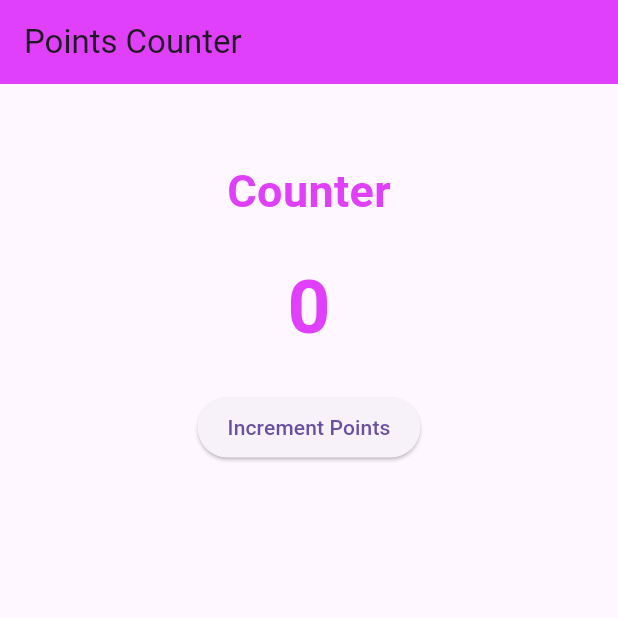
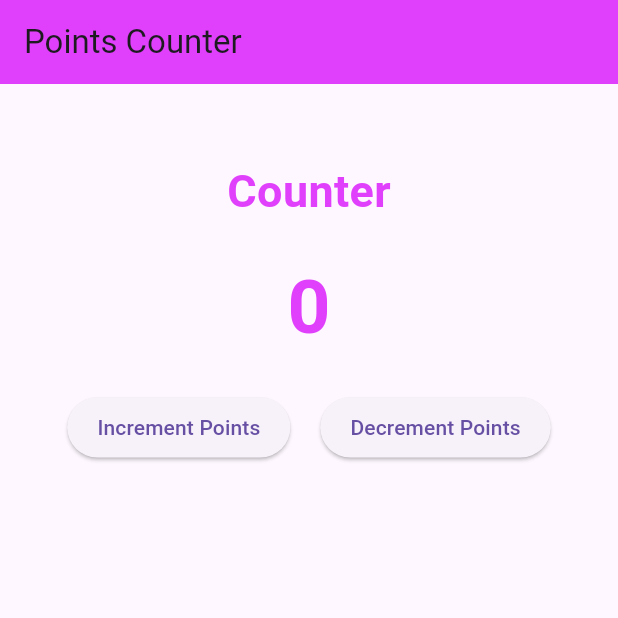
Before and after one commit to ayaosamaramadan/Counter-App, a Flutter app: the screen it shows after launch, on a phone screen of 412 x 824 dp, the top half of it. Run offline on Flutter 3.47's test engine with Material 3 defaults, Android fonts, the phone set to English and light mode, and no system bars.

Commit message:
dec points

```diff
--- a/lib/main.dart
+++ b/lib/main.dart
@@ -54,6 +54,9 @@ class _PointsCounterState extends State<PointsCounter> {
               ),
             ),
             SizedBox(height: 20),
+            Row(
+              mainAxisAlignment: MainAxisAlignment.center,
+              children: [
                 ElevatedButton(
                   onPressed: () {
                     setState(() {
@@ -65,6 +68,20 @@ class _PointsCounterState extends State<PointsCounter> {
                   ),
                   child: Text("Increment Points"),
                 ),
+                SizedBox(width: 20),
+                ElevatedButton(
+                  onPressed: () {
+                    setState(() {
+                      _counter--;
+                    });
+                  },
+                  style: ElevatedButton.styleFrom(
+                    padding: EdgeInsets.symmetric(horizontal: 20, vertical: 10),
+                  ),
+                  child: Text("Decrement Points"),
+                ),
+              ],
+            ),
           ],
         ),
       ),
```
Lines whose indentation alone changed are shown as unchanged.
